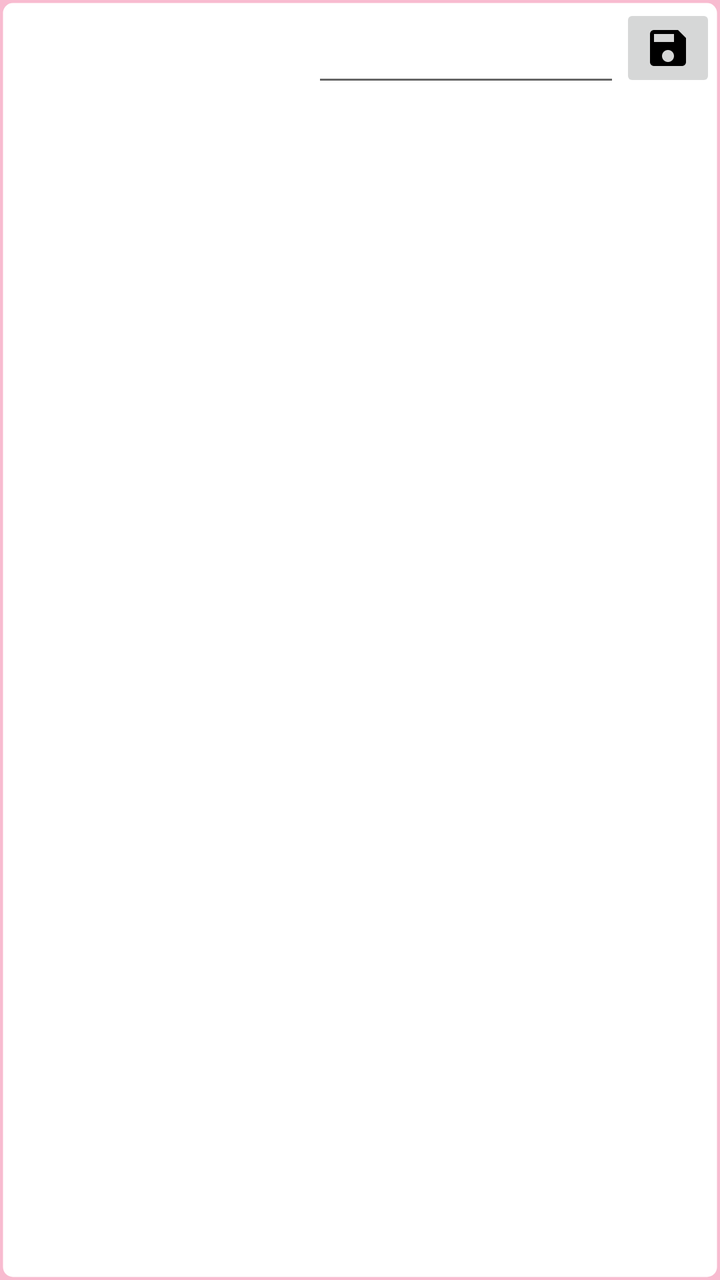
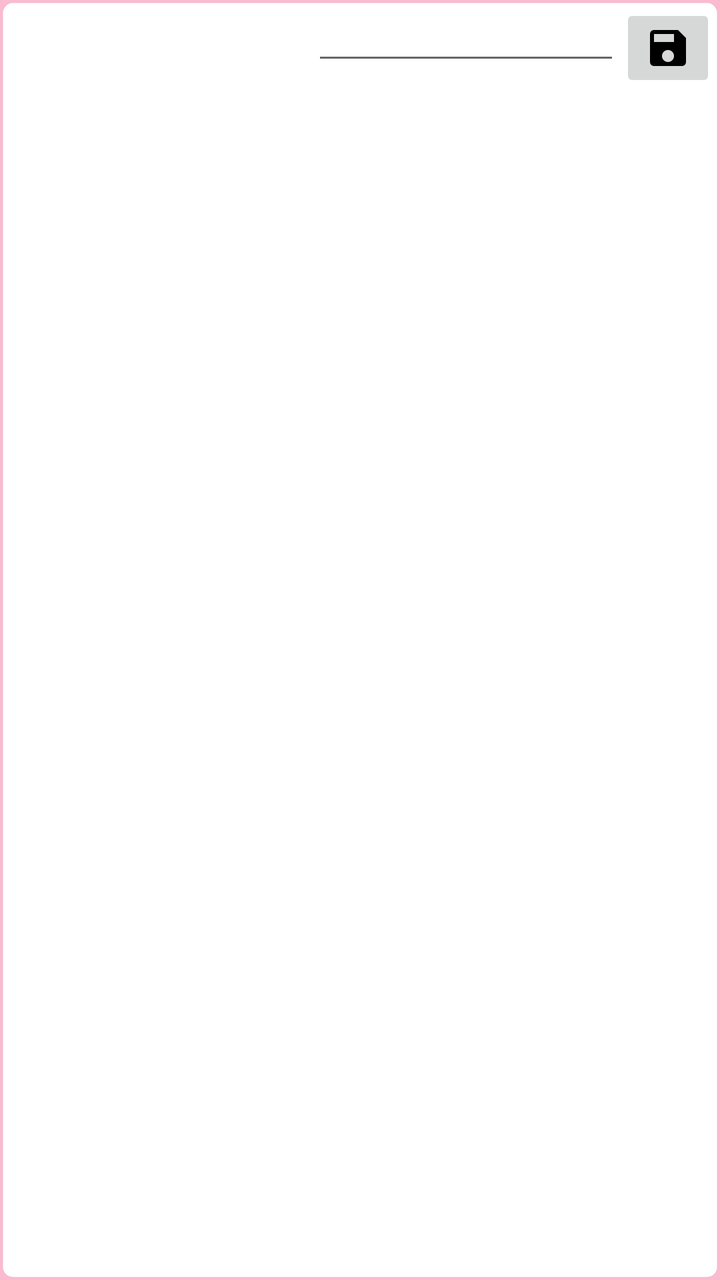

Compare the two renders of this Android layout. The source of the first and the diff that turns it into the second are given below.
<!-- AndroidManifest.xml: application theme MyMaterialTheme -->
<!-- res/layout/symbol_lishview_row.xml -->
<?xml version="1.0" encoding="utf-8"?>
<LinearLayout xmlns:android="http://schemas.android.com/apk/res/android"
    xmlns:android.support.v7.cardview="http://schemas.android.com/apk/res-auto"
    android:layout_width="match_parent"
    android:layout_height="wrap_content"
    android:layout_margin="3dp"
    android:background="@drawable/recycler_view_text_bordered_transperant"
    android:orientation="horizontal"
    android:padding="2dp"
    >

    <LinearLayout
        android:layout_width="0dp"
        android:layout_height="match_parent"
        android:layout_weight="1"
        android:orientation="horizontal">

        <TextView
            android:id="@+id/symbol"
            android:layout_width="0dp"
            android:layout_height="wrap_content"
            android:layout_weight="1"
            android:gravity="center"
            android:textSize="22sp"/>

        <EditText
            android:id="@+id/user_customized_string"
            android:layout_width="0dp"
            android:layout_height="wrap_content"
            android:layout_weight="1"
            android:gravity="center"
            android:imeOptions="flagNoExtractUi"
            android:textSize="22sp"/>
    </LinearLayout>

    <ImageButton
        android:id="@+id/save"
        android:layout_width="wrap_content"
        android:layout_height="wrap_content"
        android:src="@drawable/ic_save_black_24dp"
        />


</LinearLayout>
<!-- resources referenced by this layout -->
<resources>
  <!-- drawable ic_save_black_24dp: png bitmap (drawable-hdpi, 240 bytes) -->
  <!-- drawable recycler_view_text_bordered_transperant (drawable) -->
  <shape xmlns:android="http://schemas.android.com/apk/res/android"
      android:thickness="0dp"
      android:shape="rectangle">
      <stroke android:width="3dp"
          android:color="@android:color/transparent"/>
      <corners android:radius="5dp" />
      <gradient
          android:startColor="#ffffff"
          android:endColor="#ffffff"
          android:type="linear"
          android:angle="270"/>
  </shape>
  <style name="MyMaterialTheme" parent="MyMaterialTheme.Base">
  
      </style>
  <style name="MyMaterialTheme.Base" parent="Theme.AppCompat.Light.DarkActionBar">
          <item name="windowNoTitle">true</item>
          <item name="windowActionBar">false</item>
          <item name="colorPrimary">@color/colorPrimary</item>
          <item name="colorPrimaryDark">@color/colorPrimaryDark</item>
          <item name="colorAccent">@color/colorAccent</item>
          <item name="android:windowBackground">@color/windowBackground</item>
      </style>
  <color name="colorPrimary">#EC407A</color>
  <color name="colorPrimaryDark">#AD1457</color>
  <color name="colorAccent">#EA80FC</color>
  <color name="windowBackground">#F8BBD0</color>
</resources>

<!-- the commit's change to res/layout/symbol_lishview_row.xml (unified diff, before → after) -->
@@ -11,7 +11,7 @@
 
     <LinearLayout
         android:layout_width="0dp"
-        android:layout_height="match_parent"
+        android:layout_height="wrap_content"
         android:layout_weight="1"
         android:orientation="horizontal">
 
@@ -21,7 +21,8 @@
             android:layout_height="wrap_content"
             android:layout_weight="1"
             android:gravity="center"
-            android:textSize="22sp"/>
+            android:textSize="22sp"
+            android:padding="3dp"/>
 
         <EditText
             android:id="@+id/user_customized_string"
@@ -30,7 +31,8 @@
             android:layout_weight="1"
             android:gravity="center"
             android:imeOptions="flagNoExtractUi"
-            android:textSize="22sp"/>
+            android:textSize="22sp"
+            android:padding="3dp"/>
     </LinearLayout>
 
     <ImageButton
